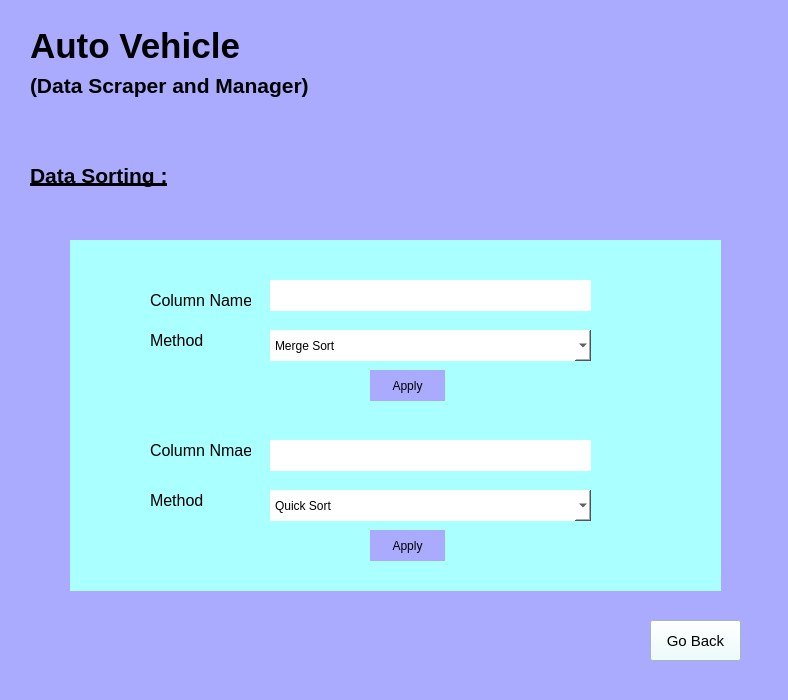
This is MidTerm Project/GUI/sixth.ui in Muneeb912-cmd/Auto-Vehicle-Data-Scaping-and-Management- as Qt 5 draws it before an edit. The edited form follows.
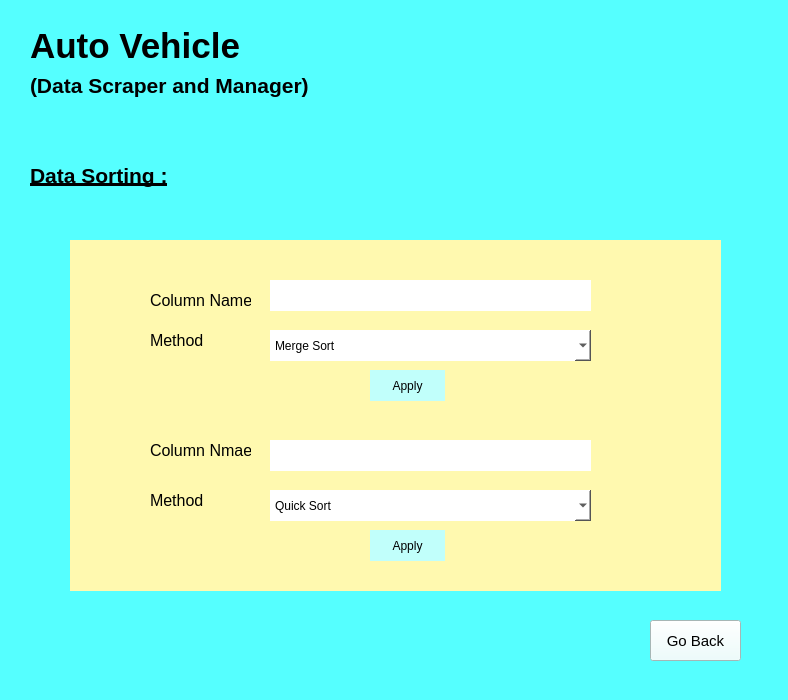
This is the edited form. Icons and pictures are not drawn.

```diff
--- a/MidTerm Project/GUI/sixth.ui
+++ b/MidTerm Project/GUI/sixth.ui
@@ -14,7 +14,7 @@
    <string>DataSorting</string>
   </property>
   <property name="styleSheet">
-   <string notr="true">background-color:rgb(170, 170, 255)
+   <string notr="true">background-color:rgb(85, 255, 255)
 </string>
   </property>
   <widget class="QLabel" name="label_2">
@@ -88,7 +88,7 @@
     </rect>
    </property>
    <property name="styleSheet">
-    <string notr="true">background-color:rgb(170, 255, 255);
+    <string notr="true">background-color:rgb(255, 249, 175);
 border :3px black; </string>
    </property>
    <property name="frameShape">
@@ -276,7 +276,7 @@
      </rect>
     </property>
     <property name="styleSheet">
-     <string notr="true">background-color:rgb(170, 170, 255)</string>
+     <string notr="true">background-color:rgb(193, 255, 251)</string>
     </property>
     <property name="text">
      <string>Apply</string>
@@ -292,7 +292,7 @@
      </rect>
     </property>
     <property name="styleSheet">
-     <string notr="true">background-color:rgb(170, 170, 255)</string>
+     <string notr="true">background-color:rgb(193, 255, 251)</string>
     </property>
     <property name="text">
      <string>Apply</string>
```
